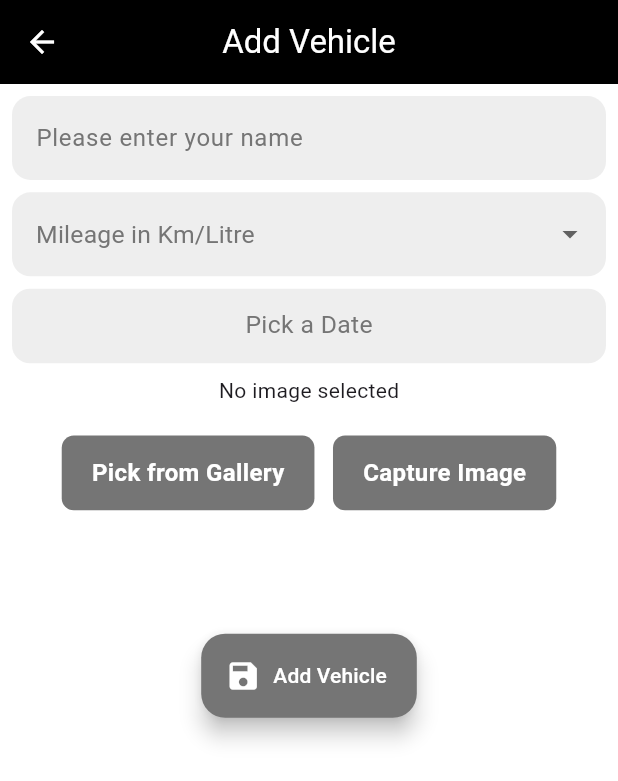
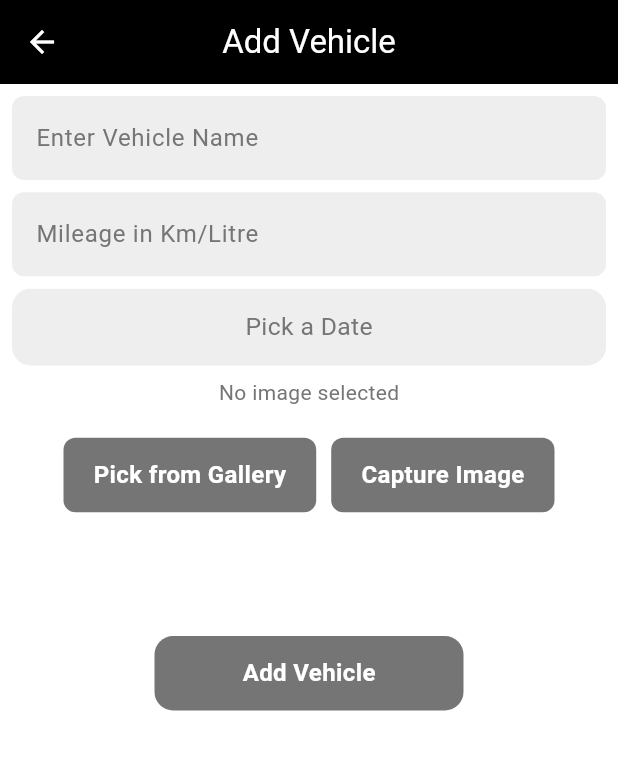
Before and after one commit to AATHILA/vehicle, a Flutter app: the screen it shows after launch, after a tap on the "add" icon, on a phone screen of 412 x 824 dp. Shown: the top 781 px of the screen. Run offline on Flutter 3.47's test engine with Material 3 defaults, Android fonts, the phone set to English and light mode, and no system bars; our stand-ins replace cloud_firestore, device_preview, firebase_core, google_fonts, image_picker, lottie; accounts and stored records are empty.

```diff
--- a/lib/addvehicle.dart
+++ b/lib/addvehicle.dart
@@ -1,45 +1,47 @@
-//import 'dart:convert';
 import 'dart:convert';
 import 'dart:io';
-
+import 'dart:typed_data';
 import 'package:cloud_firestore/cloud_firestore.dart';
-import 'package:firebase_core/firebase_core.dart';
-import 'package:firebase_storage/firebase_storage.dart';
 import 'package:flutter/material.dart';
 import 'package:image_picker/image_picker.dart';
+import 'package:path_provider/path_provider.dart';
 import 'package:vehicle/constants/color_pallette.dart';
+import 'package:vehicle/models/usermodel.dart';
 import 'package:vehicle/vehiclelist.dart';
 import 'constants/custom_text.dart';
 import 'main.dart';
-import 'models/usermodel.dart';
 
+class AddEditVehicle extends StatefulWidget {
+  final DocumentSnapshot? vehicleData;
 
-class Addvehicle extends StatefulWidget {
-  const Addvehicle({super.key});
+  const AddEditVehicle({super.key, this.vehicleData});
 
   @override
-  State<Addvehicle> createState() => _AddvehicleState();
+  State<AddEditVehicle> createState() => _AddEditVehicleState();
 }
 
-class _AddvehicleState extends State<Addvehicle> {
-  int? _selectedItem;
-  List<int> _filteredItems = [];
-  final List<int> items = [
-    10,
-    15,
-    20,
-    25,
-    30
-  ];
-
-  TextEditingController nameController = TextEditingController();
-  TextEditingController yearController = TextEditingController();
-
+class _AddEditVehicleState extends State<AddEditVehicle> {
+  final TextEditingController nameController = TextEditingController();
+  final TextEditingController mileageController = TextEditingController();
   DateTime? _selectedYear;
   int? _selectedYearStr;
   String? base64String;
+  File? _image;
+  final ImagePicker _picker = ImagePicker();
 
-  showMsg(String msg){
+  @override
+  void initState() {
+    super.initState();
+    if (widget.vehicleData != null) {
+      nameController.text = widget.vehicleData!['name'];
+      _selectedYear = DateTime(widget.vehicleData!['year']);
+      _selectedYearStr = widget.vehicleData!['year'];
+      mileageController.text = widget.vehicleData!['mileage'].toString();
+      assignImageFromBase64(widget.vehicleData!['imageData']);
+    }
+  }
+
+  void showMsg(String msg) {
     ScaffoldMessenger.of(context).showSnackBar(SnackBar(content: Text(msg)));
   }
 
@@ -48,28 +50,25 @@ class _AddvehicleState extends State<Addvehicle> {
 
     await showDialog<DateTime>(
       context: context,
-      builder: (BuildContext context) {
-        return Theme(
-          data: ThemeData(
+      builder: (context) => Theme(
+        data: ThemeData.dark().copyWith(
           colorScheme: ColorScheme.dark(
-              primary: ColorPallette.buttonColor, // Selected year background color
-              onPrimary: ColorPallette.accentColor, // Selected year text color
-              surface: ColorPallette.secondaryColor, // Dialog background
-              onSurface: ColorPallette.textColor, // Text color
+            primary: ColorPallette.buttonColor,
+            onPrimary: ColorPallette.accentColor,
+            surface: ColorPallette.secondaryColor,
+            onSurface: ColorPallette.textColor,
           ),
         ),
         child: Dialog(
-            backgroundColor: ColorPallette.secondaryColor, // Dialog background
-            shape: RoundedRectangleBorder(
-              borderRadius: BorderRadius.circular(12.0),
-            ),
+          backgroundColor: ColorPallette.secondaryColor,
+          shape: RoundedRectangleBorder(borderRadius: BorderRadius.circular(12.0)),
           child: SizedBox(
-              height: 300,
+            height: MediaQuery.of(context).size.height * 0.3,
             child: YearPicker(
               firstDate: DateTime(2000),
               lastDate: DateTime(2030),
               selectedDate: _selectedYear ?? currentDate,
-                onChanged: (DateTime date) {
+              onChanged: (date) {
                 setState(() {
                   _selectedYear = date;
                   _selectedYearStr = date.year;
@@ -79,140 +78,157 @@ class _AddvehicleState extends State<Addvehicle> {
             ),
           ),
         ),
-        );
-      },
+      ),
     );
   }
 
+  Future<void> addUpdateVehicleFunction() async {
+    if (nameController.text.isEmpty || mileageController.text.isEmpty || _selectedYearStr == null || _image == null) {
+      showMsg("Please fill all fields before submitting.");
+      return;
+    }
 
-  Future<void> addVehicleFunction() async {
-    UserModel vehicles =UserModel(
-        name:nameController.text,
-        mileage: _selectedItem!,
+    UserModel vehicle = UserModel(
+      name: nameController.text,
+      mileage: double.parse(mileageController.text),
       year: _selectedYearStr!,
       imageData: base64String!,
     );
-    //print(vehicles);
-   print(vehicles.toMap());
 
-try{
-  FirebaseFirestore.instance.collection("vehicles").add(vehicles.toMap());
+    try {
+      if(widget.vehicleData!=null){
+        await FirebaseFirestore.instance
+            .collection("vehicles")
+            .doc(widget.vehicleData!.id)
+            .update(vehicle.toMap());
       }
-    catch(e){
-  print("Firebase error while uploading");
-  print(e);
+      else{
+      await FirebaseFirestore.instance.collection("vehicles").add(vehicle.toMap());
+      }
+      Navigator.pushReplacement(context, MaterialPageRoute(builder: (context) => CarGridScreen()));
+    } catch (e) {
+      showMsg("Firebase error while uploading: $e");
     }
   }
 
-  @override
-  void initState() {
-    super.initState();
-    _filteredItems = items;
+  Future<void> _pickImage(ImageSource source) async {
+    final pickedFile = await _picker.pickImage(source: source);
+    if (pickedFile == null) return;
+
+    File imageFile = File(pickedFile.path);
+    List<int> imageBytes = await imageFile.readAsBytes();
+
+    setState(() {
+      _image = imageFile;
+      base64String = base64Encode(imageBytes);
+    });
   }
 
-  File? _image;
-  final ImagePicker _picker = ImagePicker();
+  Future<void> assignImageFromBase64(String base64Str) async {
+    Uint8List bytes = base64Decode(base64Str);
 
-  Future<void> _pickImage(ImageSource source) async {
-    final pickedFile = await _picker.pickImage(source: source);
-    if (pickedFile != null) {
+
+    Directory tempDir = await getTemporaryDirectory();
+
+
+    try {
+      tempDir.listSync().forEach((file) {
+        if (file is File && file.path.contains('image_')) {
+          file.deleteSync();
+        }
+      });
+    } catch (e) {
+      print("Error deleting old images: $e");
+    }
+
+    String uniqueFileName = 'image_${DateTime.now().millisecondsSinceEpoch}.png';
+    String tempPath = '${tempDir.path}/$uniqueFileName';
+
+    File imageFile = File(tempPath);
+    await imageFile.writeAsBytes(bytes);
+
     setState(() {
-        _image = File(pickedFile.path);
+      _image = imageFile;
+      base64String = base64Str;
     });
-      List<int> imageBytes = await _image!.readAsBytes();
-      base64String = base64Encode(imageBytes);
-
-    }
   }
 
 
   @override
   Widget build(BuildContext context) {
+    double width = MediaQuery.of(context).size.width;
+    double height = MediaQuery.of(context).size.height;
+
     return Scaffold(
       appBar: AppBar(
         title: Text("Add Vehicle"),
         backgroundColor: Colors.black,
         foregroundColor: Colors.white,
-        leading: Icon(Icons.arrow_back) ,
+        leading: IconButton(icon: Icon(Icons.arrow_back), onPressed: () => Navigator.pop(context)),
         centerTitle: true,
       ),
       body: Padding(
         padding: const EdgeInsets.all(8.0),
+        child: SingleChildScrollView(
           child: Column(
             children: [
-            TextFormField(
-              controller: nameController,
+              _buildTextField(nameController, "Enter Vehicle Name"),
+              SizedBox(height: height * 0.01),
+              _buildTextField(mileageController, "Mileage in Km/Litre", keyboardType: TextInputType.number),
+              SizedBox(height: height * 0.01),
+              CustomButton(
+                height: height * 0.69,
+                title: _selectedYearStr == null ? "Pick a Date" : "$_selectedYearStr",
+                color: _selectedYearStr == null ? ColorPallette.textColorinfield : ColorPallette.cardNameColor,
+                backgroundColor: ColorPallette.buttonColor,
+                borderRadius: width * 0.03,
+                fontSize: width * 0.04,
+                onPressed: () => selectYear(context),
+                fontWeight: FontWeight.normal,
+              ),
+              SizedBox(height: height * 0.01),
+              _buildImagePicker(),
+              SizedBox(height: height * 0.1),
+              CustomButton(
+                title: widget.vehicleData!=null?"Update Vehicle":"Add Vehicle",
+                height: height * 0.67,
+                width: width * 0.5,
+                alignment: Alignment.center,
+                backgroundColor: ColorPallette.textColorinfield,
+                color: Colors.white,
+                borderRadius: width * 0.03,
+                onPressed: addUpdateVehicleFunction,
+              ),
+            ],
+          ),
+        ),
+      ),
+    );
+  }
+
+  Widget _buildTextField(TextEditingController controller,
+      String hint, {TextInputType keyboardType = TextInputType.text}) {
+    return TextFormField(
+      controller: controller,
+      keyboardType: keyboardType,
       decoration: InputDecoration(
         filled: true,
         fillColor: ColorPallette.buttonColor,
-                hintText: "Please enter your name",
-                hintStyle: TextStyle(fontWeight: FontWeight.normal,
-                    color: ColorPallette.textColorinbutton),
-                border: OutlineInputBorder(
-                    borderSide: BorderSide.none,
-                    borderRadius: BorderRadius.circular(width * 0.03)),
+        hintText: hint,
+        hintStyle: TextStyle(color: ColorPallette.textColorinfield),
+        border: OutlineInputBorder(borderRadius: BorderRadius.circular(8.0), borderSide: BorderSide.none),
       ),
-            ),
-            SizedBox(
-              height: height * 0.01,
-            ),
+      style: TextStyle(color: ColorPallette.textColor),
+    );
+  }
 
-
-        DropdownButtonFormField<int>(
-          dropdownColor: ColorPallette.buttonColor, // Matching theme
-          value: _selectedItem,
-          hint: Text('Mileage in Km/Litre', style: TextStyle(color: ColorPallette.textColorinbutton,
-              fontSize:width*0.04,fontWeight: FontWeight.normal),),
-          items: _filteredItems.map((int value) {
-            return DropdownMenuItem<int>(
-              value: value,
-              child: Text(value.toString(), style: TextStyle(color: ColorPallette.textColor)),
-            );
-          }).toList(),
-          onChanged: (newValue) {
-            setState(() {
-              _selectedItem = newValue;
-            });
-          },
-          decoration: InputDecoration(
-            filled: true,
-            fillColor: ColorPallette.buttonColor, // Background color
-            border: OutlineInputBorder(
-              borderRadius: BorderRadius.circular(width * 0.03),
-              borderSide: BorderSide.none, // No outline
-            ),
-          ),
-        ),
-
-        SizedBox(
-              height: height * 0.01,
-            ),
-
-            CustomButton(
-
-              height: height*0.67,
-              title: _selectedYearStr == null
-                  ? "Pick a Date"
-                  : "${_selectedYearStr!}",
-
-              color: ColorPallette.textColorinbutton,
-
-              backgroundColor: ColorPallette.buttonColor,
-              borderRadius: 12.0,
-              fontSize: width*0.04,
-              onPressed: () => selectYear(context),
-              fontWeight: FontWeight.normal,
-            ),
-
-            SizedBox(
-              height: height * 0.01,
-            ),
-            Column(
+  Widget _buildImagePicker() {
+    return Column(
       mainAxisAlignment: MainAxisAlignment.center,
       children: [
         _image != null
             ? Image.file(_image!, width: 200, height: 200, fit: BoxFit.cover)
-                    : Text('No image selected'),
+            : Text('No image selected', style: TextStyle(color: ColorPallette.textColorinfield)),
         SizedBox(height: 20),
         Row(
           mainAxisAlignment: MainAxisAlignment.center,
@@ -220,58 +236,20 @@ try{
             CustomButton(
               height: height*0.67,
               title: 'Pick from Gallery',
-    backgroundColor: ColorPallette.textColorinbutton,
-    borderRadius: 8.0,
-    fontSize: 16.0,
+              backgroundColor: ColorPallette.textColorinfield,
               onPressed: () => _pickImage(ImageSource.gallery),
             ),
-                SizedBox(width: width*0.03),
+            SizedBox(width: 10),
             CustomButton(
               height: height*0.67,
+
               title: 'Capture Image',
-    backgroundColor: ColorPallette.textColorinbutton,
-    borderRadius: 8.0,
-    fontSize: 16.0,
+              backgroundColor: ColorPallette.textColorinfield,
               onPressed: () => _pickImage(ImageSource.camera),
             ),
           ],
         ),
       ],
-            ),
-            SizedBox(
-              height: height*0.1,
-            ),
-            FloatingActionButton.extended(
-              icon: Icon(Icons.save),
-              backgroundColor: ColorPallette.textColorinbutton,
-              foregroundColor: Colors.white,
-              onPressed: () {
-                addVehicleFunction();
-                if(nameController!="" && _selectedItem!=null && _selectedYearStr!=null && _image!=null){
-                  Navigator.push(
-
-                    context,
-                    MaterialPageRoute(builder: (context) => CarGridScreen()),
-                  );
-                }
-                else{
-                  nameController.text==""?showMsg("Please enter name"):
-                  _selectedItem==null?showMsg("Please select mileage"):
-                      _selectedYearStr==null?showMsg("Please pick a year"):
-                          showMsg("Please select an image");
-                }
-
-
-
-              }, label:  Text("Add Vehicle"),
-
-
-            ),
-
-          ],
-
-        ),
-      ),
     );
   }
 }
--- a/lib/constants/color_pallette.dart
+++ b/lib/constants/color_pallette.dart
@@ -6,7 +6,7 @@ class ColorPallette{
   static const accentColor=Color(0xff1c5657);
   static const textColor=Color(0xff1F2937);
   static const buttonColor=Color(0xffEEEEEE);
-  static const textColorinbutton=Color(0xff757575);
+  static const textColorinfield=Color(0xff757575);
   static const cardNameColor=Color(0xFF070101);
 
 }
--- a/lib/constants/custom_text.dart
+++ b/lib/constants/custom_text.dart
@@ -1,4 +1,3 @@
-import 'dart:ffi';
 
 import 'package:flutter/material.dart';
 
@@ -14,11 +13,16 @@ class CustomButton extends StatelessWidget {
   final double? borderRadius;
   final Color? backgroundColor;
   final double height;
+  final double? width;
+   Alignment? alignment;
 
-  const CustomButton({
+
+
+   CustomButton({
     super.key,
     required this.title,
      required this.height,
+    this.width,
     this.color,
     this.fontWeight,
     this.fontSize,
@@ -26,6 +30,8 @@ class CustomButton extends StatelessWidget {
     this.decoration,
     this.borderRadius,
     this.backgroundColor,
+ this.alignment
+
   });
 
   @override
@@ -34,6 +40,8 @@ class CustomButton extends StatelessWidget {
       onTap: onPressed,
       child: Container(
         height: height*0.09,
+        width: width,
+        alignment: Alignment.center,
         padding: const EdgeInsets.symmetric(vertical: 12, horizontal: 20),
         decoration: decoration ??
             BoxDecoration(
--- a/lib/homepage.dart
+++ b/lib/homepage.dart
@@ -41,10 +41,10 @@ class _MyHomePageState extends State<MyHomePage> {
         floatingActionButton:
     GestureDetector(
     onTap: () {
-    // Navigate to the second page
+
     Navigator.push(
     context,
-    MaterialPageRoute(builder: (context) => Addvehicle()),
+    MaterialPageRoute(builder: (context) => AddEditVehicle()),
     );
     },
     child:
--- a/lib/main.dart
+++ b/lib/main.dart
@@ -4,7 +4,6 @@ import 'package:flutter/foundation.dart';
 import 'package:flutter/material.dart';
 import 'package:vehicle/addvehicle.dart';
 import 'package:vehicle/constants/color_pallette.dart';
-import 'package:vehicle/savevehicle.dart';
 import 'package:vehicle/vehiclelist.dart';
 
 import 'firebase_options.dart';
--- a/lib/models/usermodel.dart
+++ b/lib/models/usermodel.dart
@@ -1,6 +1,6 @@
 class UserModel {
   String name;
-  int mileage; // Dropdown options like "10 kmpl", "15 kmpl"
+  double mileage; // Dropdown options like "10 kmpl", "15 kmpl"
   int year;
   String imageData; // Stores selected image path
 
--- a/pubspec.yaml
+++ b/pubspec.yaml
@@ -42,6 +42,7 @@ dependencies:
   flutter_image_compress: ^2.4.0
   lottie: ^3.3.1
   google_fonts: ^6.2.1
+  path_provider: ^2.1.2
 
 dev_dependencies:
   flutter_test:
```
Also changed, not shown: lib/just.dart (deleted, +0 -77 lines), lib/savevehicle.dart (deleted, +0 -227 lines), lib/vehiclelist.dart (+27 -20 lines), lib/constants/util_class.dart (renamed from lib/util_class.dart), pubspec.lock, 4 other files. Lines whose indentation alone changed are shown as unchanged.
